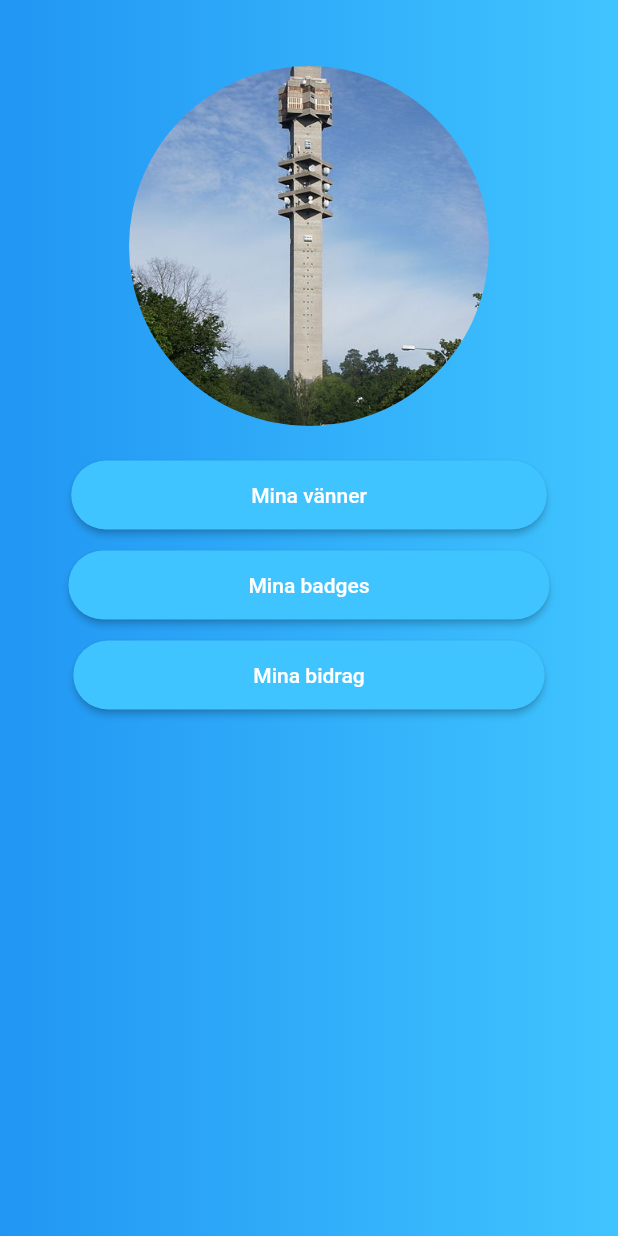
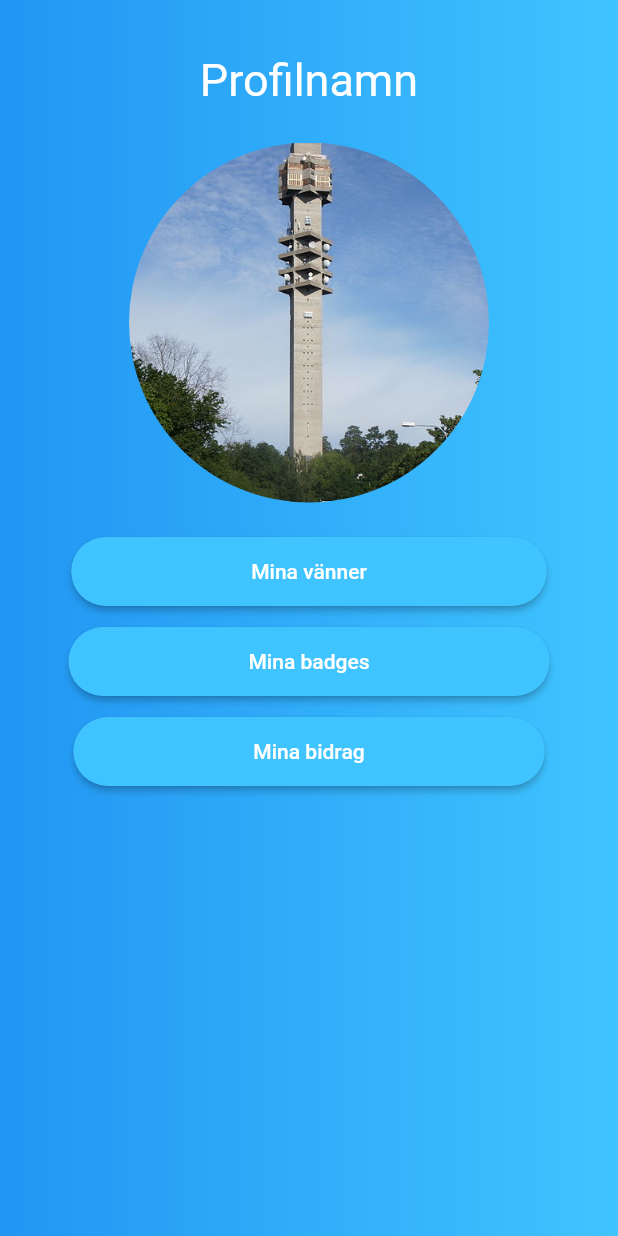
Before and after one commit to knopp10000/PVT_gr74_PROJECT_FRONTEND, a Flutter app: the ProfilePage screen opened directly, on a phone screen of 412 x 824 dp. Run offline on Flutter 3.47's test engine with Material 2 defaults, Android fonts, the phone set to English and light mode, and no system bars; our stand-ins replace carousel_pro, google_maps_flutter, permission_handler, shared_preferences; accounts and stored records are empty.

Commit message:
Update profilePage.dart

```diff
--- a/lib/src/profilePage.dart
+++ b/lib/src/profilePage.dart
@@ -7,6 +7,15 @@ class ProfilePage extends StatelessWidget {
 
   @override
   Widget build(BuildContext context) {
+
+    final text = Padding(
+      padding: EdgeInsets.all(8.0),
+      child: Text(
+        'Profilnamn',
+        style: TextStyle(fontSize: 30.0, color: Colors.white),
+      ),
+    );
+
     final picture = Hero(
       tag: 'hero',
       child: Padding(
@@ -74,7 +83,7 @@ class ProfilePage extends StatelessWidget {
         ]),
       ),
       child: Column(
-        children: <Widget>[picture, vanner, badges, bidrag],
+        children: <Widget>[text, picture, vanner, badges, bidrag],
       ),
     );
 
```
